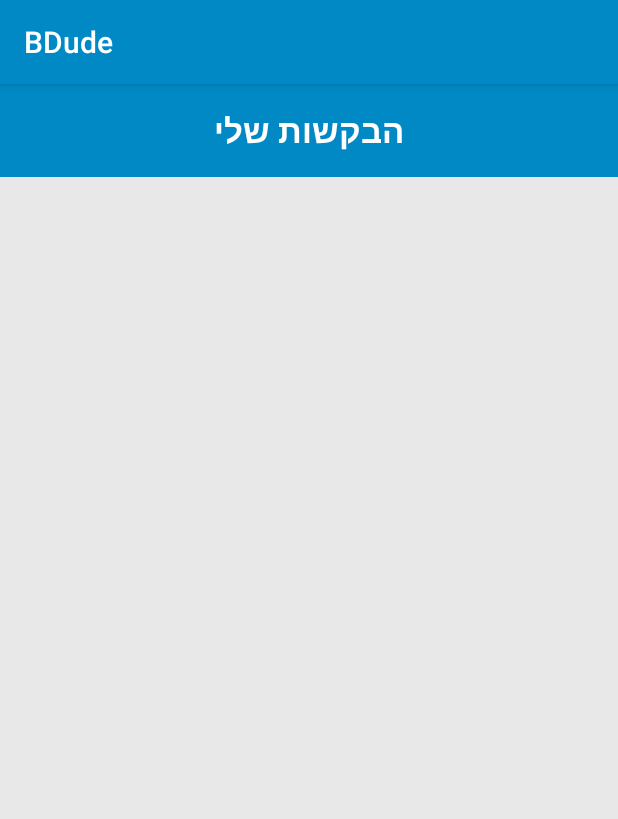
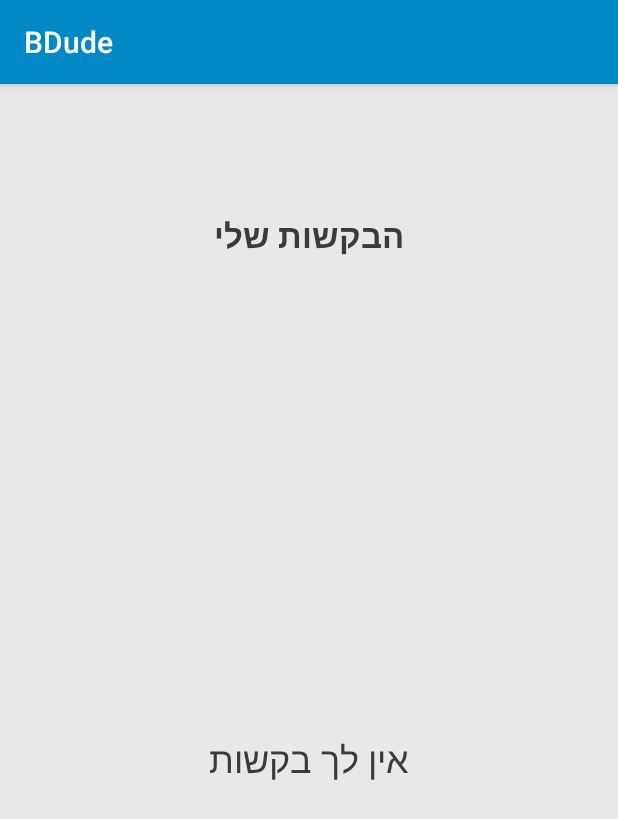
Before and after one commit to hofitMizrahi/BDude, an Android app: the MyRequestsActivity screen opened directly, with no data from a screen before it, on a phone screen of 412 x 824 dp. Shown: the top 819 px of the screen. Run offline under Robolectric (Android 15) with nearby library versions, the phone set to English and light mode, and no system bars; our stand-ins replace ButterKnife, Dagger/Hilt's generated code, Firebase (no records; nobody signed in at launch, a user with empty details on screens opened directly); libraries missing offline, so code that uses them is left out: com.firebase.ui; 2 statements that could not run were skipped.

Commit message:
start with request details screen and show phone number

```diff
--- a/app/src/main/java/com/edudb/bdude/ui/base/BaseActivity.java
+++ b/app/src/main/java/com/edudb/bdude/ui/base/BaseActivity.java
@@ -1,14 +1,19 @@
 package com.edudb.bdude.ui.base;
 
 import android.app.Activity;
+import android.content.ActivityNotFoundException;
 import android.content.Intent;
+import android.net.Uri;
 import android.os.Bundle;
 import android.os.PersistableBundle;
 import android.util.Log;
 import android.view.View;
 import android.view.ViewGroup;
+import android.widget.ProgressBar;
+
 import androidx.annotation.Nullable;
 import androidx.appcompat.app.AppCompatActivity;
+
 import com.edudb.bdude.R;
 import com.edudb.bdude.application.BDudeApplication;
 import com.edudb.bdude.db.modules.HelpRequest;
@@ -34,10 +39,13 @@ import javax.inject.Inject;
 
 import butterknife.ButterKnife;
 
-public abstract class BaseActivity extends AppCompatActivity implements BaseView{
+public abstract class BaseActivity extends AppCompatActivity implements BaseView {
 
     private static final int RC_SIGN_IN = 5;
     public static final String REQUEST_DETAILS = "request_details";
+
+    private ProgressBar mProgressBar;
+    private View mContainer;
 
     @Override
     protected void onCreate(@Nullable Bundle savedInstanceState) {
@@ -45,8 +53,28 @@ public abstract class BaseActivity extends AppCompatActivity implements BaseView
         setContentView();
         ButterKnife.bind(this);
         initDependencies();
-        if(getPresenter() != null){
+        hideProgressBar();
+        if (getPresenter() != null) {
             getPresenter().onStart();
+        }
+    }
+
+    public void displayProgressBar() {
+        mProgressBar.setVisibility(View.VISIBLE);
+        mContainer.setVisibility(View.GONE);
+    }
+
+    public void hideProgressBar() {
+        mProgressBar.setVisibility(View.GONE);
+        mContainer.setVisibility(View.VISIBLE);
+    }
+
+    public void startDial(String phoneNumber) {
+        try {
+            Intent intent = new Intent(Intent.ACTION_DIAL, Uri.parse("tel:" + Uri.encode(phoneNumber)));
+            startActivity(intent);
+        } catch (ActivityNotFoundException e) {
+            e.printStackTrace();
         }
     }
 
@@ -55,8 +83,10 @@ public abstract class BaseActivity extends AppCompatActivity implements BaseView
         View root = getLayoutInflater().inflate(R.layout.activity_base, null);
         setContentView(root);
 
-        if(getLayoutResource() != 0) {
+        if (getLayoutResource() != 0) {
             View view = getLayoutInflater().inflate(getLayoutResource(), null);
+            mProgressBar = findViewById(R.id.progress_bar);
+            mContainer = findViewById(R.id.content_container);
             ViewGroup mContentContainer = findViewById(R.id.content_container);
             mContentContainer.addView(view);
         }
@@ -67,7 +97,7 @@ public abstract class BaseActivity extends AppCompatActivity implements BaseView
         return this;
     }
 
-    public BasePresenter getPresenter(){
+    public BasePresenter getPresenter() {
         return null;
     }
 
@@ -75,8 +105,8 @@ public abstract class BaseActivity extends AppCompatActivity implements BaseView
 
     public abstract void initDependencies();
 
-    public void navigateToCreateNewRequestActivity(){
-       // startActivity(new Intent(this, CreateHelpRequestActivity.class));
+    public void navigateToCreateNewRequestActivity() {
+        // startActivity(new Intent(this, CreateHelpRequestActivity.class));
         startActivity(new Intent(this, MyRequestsActivity.class));
     }
 
@@ -94,7 +124,7 @@ public abstract class BaseActivity extends AppCompatActivity implements BaseView
             // Successfully signed in
             if (resultCode == RESULT_OK) {
 
-                if(FirebaseAuth.getInstance().getCurrentUser() != null){
+                if (FirebaseAuth.getInstance().getCurrentUser() != null) {
                     SessionManager.getInstance().setCurrentUser(FirebaseAuth.getInstance().getCurrentUser().getUid());
                 }
 
--- a/app/src/main/java/com/edudb/bdude/ui/base/BaseView.java
+++ b/app/src/main/java/com/edudb/bdude/ui/base/BaseView.java
@@ -5,4 +5,6 @@ import android.app.Activity;
 public interface BaseView {
 
     Activity getActivity();
+    void displayProgressBar();
+    void hideProgressBar();
 }
--- a/app/src/main/java/com/edudb/bdude/ui/flow/lobby/my_requests/contract/MyRequestsContract.java
+++ b/app/src/main/java/com/edudb/bdude/ui/flow/lobby/my_requests/contract/MyRequestsContract.java
@@ -2,13 +2,14 @@ package com.edudb.bdude.ui.flow.lobby.my_requests.contract;
 
 import com.edudb.bdude.db.modules.HelpRequest;
 import com.edudb.bdude.ui.base.BasePresenter;
+import com.edudb.bdude.ui.base.BaseView;
 import com.edudb.bdude.ui.flow.lobby.my_requests.view.adapter.MyRequestsRecyclerAdapter;
 
 import java.util.List;
 
 public interface MyRequestsContract {
 
-    interface View{
+    interface View extends BaseView {
         void displayList(List<HelpRequest> helpRequests);
         void showEmptyView();
         void refreshList(List<HelpRequest> list);
--- a/app/src/main/java/com/edudb/bdude/ui/flow/lobby/my_requests/presenter/MyRequestsPresenter.java
+++ b/app/src/main/java/com/edudb/bdude/ui/flow/lobby/my_requests/presenter/MyRequestsPresenter.java
@@ -18,6 +18,7 @@ public class MyRequestsPresenter implements MyRequestsContract.Presenter {
 
     @Override
     public void onStart() {
+        mView.displayProgressBar();
         mDataBase.getMyRequests(this::displayList);
     }
 
@@ -28,6 +29,7 @@ public class MyRequestsPresenter implements MyRequestsContract.Presenter {
         }else {
             mView.showEmptyView();
         }
+        mView.hideProgressBar();
     }
 
     @Inject
@@ -36,6 +38,7 @@ public class MyRequestsPresenter implements MyRequestsContract.Presenter {
 
     @Override
     public void onItemDeleteClicked(HelpRequest request) {
+        mView.displayProgressBar();
         mDataBase.deleteRequest(request.getId(), aVoid -> {
             mMyList.remove(request);
 
@@ -44,6 +47,7 @@ public class MyRequestsPresenter implements MyRequestsContract.Presenter {
             }else {
                 mView.showEmptyView();
             }
+            mView.hideProgressBar();
         });
     }
 }
--- a/app/src/main/java/com/edudb/bdude/ui/flow/lobby/request_details/contract/RequestDetailsContract.java
+++ b/app/src/main/java/com/edudb/bdude/ui/flow/lobby/request_details/contract/RequestDetailsContract.java
@@ -6,6 +6,7 @@ import com.edudb.bdude.ui.base.BaseView;
 public interface RequestDetailsContract {
 
     interface View extends BaseView {
+        void initViews();
     }
 
     interface Presenter extends BasePresenter {
--- a/app/src/main/java/com/edudb/bdude/ui/flow/lobby/request_details/presenter/RequestDetailsPresenter.java
+++ b/app/src/main/java/com/edudb/bdude/ui/flow/lobby/request_details/presenter/RequestDetailsPresenter.java
@@ -20,5 +20,6 @@ public class RequestDetailsPresenter implements RequestDetailsContract.Presenter
 
     @Override
     public void onStart() {
+        mView.initViews();
     }
 }
--- a/app/src/main/java/com/edudb/bdude/ui/flow/lobby/requests_list_screen/contract/HelpRequestsListContract.java
+++ b/app/src/main/java/com/edudb/bdude/ui/flow/lobby/requests_list_screen/contract/HelpRequestsListContract.java
@@ -2,13 +2,14 @@ package com.edudb.bdude.ui.flow.lobby.requests_list_screen.contract;
 
 import com.edudb.bdude.db.modules.HelpRequest;
 import com.edudb.bdude.ui.base.BasePresenter;
+import com.edudb.bdude.ui.base.BaseView;
 import com.edudb.bdude.ui.flow.lobby.requests_list_screen.view.adapter.HelpRequestsRecyclerAdapter;
 
 import java.util.List;
 
 public interface HelpRequestsListContract {
 
-    interface View{
+    interface View extends BaseView {
         void startLogin();
         void displayDataList(List<HelpRequest> helpRequests);
         void navigateToCreateNewRequestActivity();
--- a/app/src/main/java/com/edudb/bdude/ui/flow/lobby/requests_list_screen/presenter/HelpRequestsListPresenter.java
+++ b/app/src/main/java/com/edudb/bdude/ui/flow/lobby/requests_list_screen/presenter/HelpRequestsListPresenter.java
@@ -23,6 +23,7 @@ public class HelpRequestsListPresenter implements HelpRequestsListContract.Prese
 
     @Override
     public void onStart() {
+        mView.displayProgressBar();
         mDataBase.getAllRequestsList(this::displayList);
     }
 
@@ -33,6 +34,7 @@ public class HelpRequestsListPresenter implements HelpRequestsListContract.Prese
         }else {
             mView.displayEmptyView();
         }
+        mView.hideProgressBar();
     }
 
     @Override
--- a/app/src/main/res/layout/activity_base.xml
+++ b/app/src/main/res/layout/activity_base.xml
@@ -9,14 +9,24 @@
     android:orientation="vertical"
     app:layout_behavior="@string/appbar_scrolling_view_behavior">
 
-    <!--    <FrameLayout-->
-    <!--        android:id="@+id/action_bar_container"-->
-    <!--        android:layout_width="match_parent"-->
-    <!--        android:layout_height="wrap_content" />-->
+<!--        <FrameLayout-->
+<!--            android:id="@+id/action_bar_container"-->
+<!--            android:layout_width="match_parent"-->
+<!--            android:layout_height="wrap_content" />-->
 
     <FrameLayout
         android:id="@+id/content_container"
         android:layout_width="match_parent"
         android:layout_height="match_parent" />
 
+    <ProgressBar
+        android:id="@+id/progress_bar"
+        android:layout_width="wrap_content"
+        android:layout_height="wrap_content"
+        app:layout_constraintTop_toTopOf="parent"
+        android:visibility="visible"
+        app:layout_constraintStart_toStartOf="parent"
+        app:layout_constraintEnd_toEndOf="parent"
+        app:layout_constraintBottom_toBottomOf="parent"/>
+
 </androidx.constraintlayout.widget.ConstraintLayout>
--- a/app/src/main/res/layout/activity_my_requests.xml
+++ b/app/src/main/res/layout/activity_my_requests.xml
@@ -1,27 +1,38 @@
 <?xml version="1.0" encoding="utf-8"?>
-<androidx.constraintlayout.widget.ConstraintLayout
-    xmlns:android="http://schemas.android.com/apk/res/android"
+<androidx.constraintlayout.widget.ConstraintLayout xmlns:android="http://schemas.android.com/apk/res/android"
     xmlns:app="http://schemas.android.com/apk/res-auto"
     android:layout_width="match_parent"
     android:layout_height="match_parent"
+    xmlns:tools="http://schemas.android.com/tools"
     android:background="@color/color_main_background">
 
     <LinearLayout
         app:layout_constraintTop_toTopOf="parent"
         android:id="@+id/title_container"
-        android:background="@color/colorPrimary"
+        android:orientation="vertical"
         android:layout_width="match_parent"
         android:layout_height="wrap_content">
+
+        <TextView
+            android:id="@+id/title_name"
+            android:layout_width="match_parent"
+            android:layout_height="wrap_content"
+            android:gravity="center"
+            app:layout_constraintTop_toTopOf="parent"
+            android:padding="16dp"
+            tools:text="שלום חופית"
+            android:textColor="@color/colorDark"
+            android:textSize="28sp"
+            android:textStyle="bold" />
 
         <TextView
             android:id="@+id/title"
             android:layout_width="match_parent"
             android:layout_height="wrap_content"
             android:gravity="center"
-            app:layout_constraintTop_toTopOf="parent"
             android:padding="16dp"
             android:text="@string/my_request_title"
-            android:textColor="@color/colorWhite"
+            android:textColor="@color/colorDark"
             android:textSize="22sp"
             android:textStyle="bold" />
 
@@ -36,7 +47,7 @@
         android:padding="16dp"
         android:text="@string/no_my_request_data"
         android:textSize="24dp"
-        android:visibility="gone"
+        android:textColor="@color/colorDark"
         app:layout_constraintBottom_toBottomOf="parent"
         app:layout_constraintEnd_toEndOf="parent"
         app:layout_constraintStart_toStartOf="parent"
--- a/app/src/main/res/values/strings.xml
+++ b/app/src/main/res/values/strings.xml
@@ -4,4 +4,6 @@
     <string name="no_request_data">אין בקשות להציג בסביבתך</string>
     <string name="my_request_title">הבקשות שלי</string>
     <string name="no_my_request_data">אין לך בקשות</string>
+    <string name="show_phone">הצג מספר טלפון</string>
+    <string name="call_to_number">\"חייג למספר \"</string>
 </resources>
```
Also changed, not shown: app/src/main/java/com/edudb/bdude/ui/flow/lobby/request_details/view/RequestDetailsActivity.java (+25 -0 lines), app/src/main/res/layout/activity_request_details.xml (+57 -3 lines).
